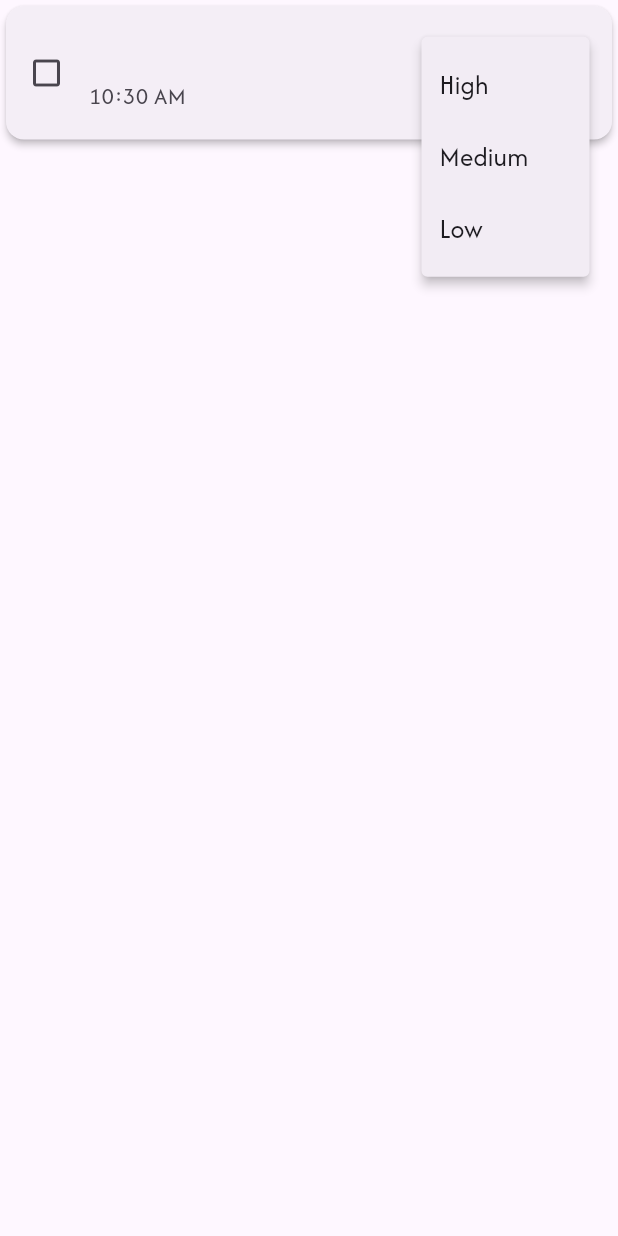
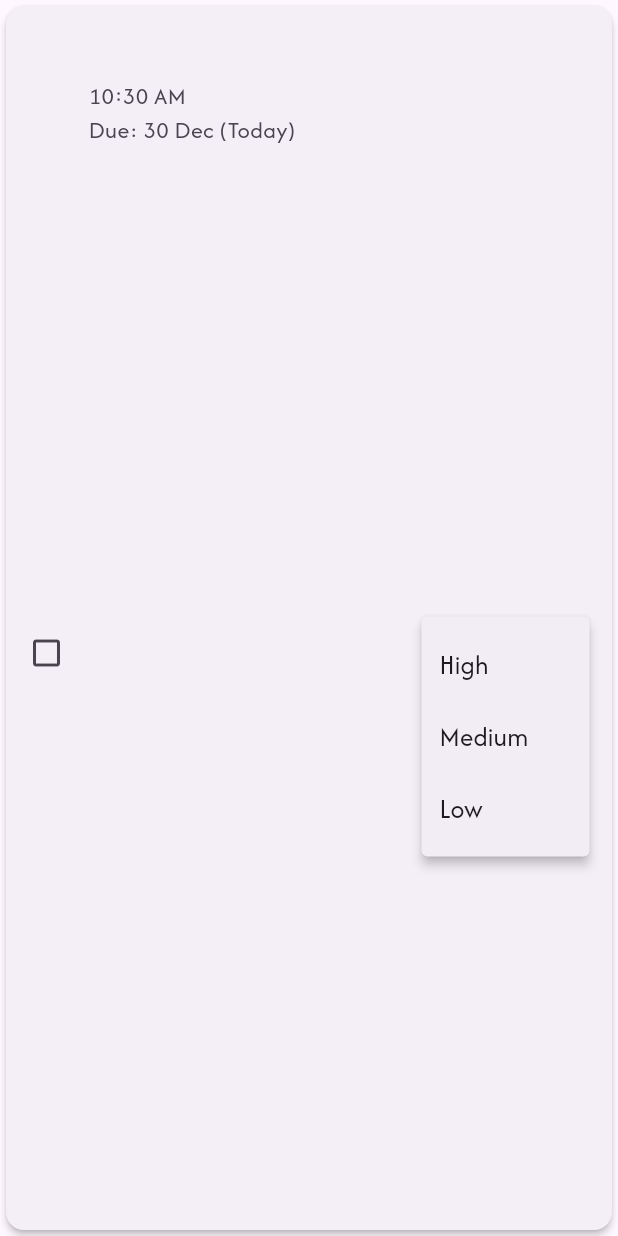
Before and after one commit to hamster336/to_do_app, a Flutter app: the TaskCard widget shown alone on an empty page, opened directly with empty values, after a tap on the "keyboard arrow down" icon, on a phone screen of 412 x 824 dp. Run offline on Flutter 3.47's test engine with Material 3 defaults, Android fonts, the phone set to English and light mode, and no system bars; our stand-ins replace flutter_bloc, hive_ce, hive_ce_flutter; accounts and stored records are empty.

Commit message:
Due Date and days remaining

```diff
--- a/lib/models/task_card.dart
+++ b/lib/models/task_card.dart
@@ -1,6 +1,7 @@
 import 'package:animated_line_through/animated_line_through.dart';
 import 'package:flutter/material.dart';
 import 'package:flutter_bloc/flutter_bloc.dart';
+import 'package:intl/intl.dart';
 import 'package:to_do_app/bloc/task_bloc.dart';
 import 'package:to_do_app/models/task.dart';
 import 'package:to_do_app/models/custom_widgets.dart';
@@ -24,6 +25,7 @@ class TaskCard extends StatelessWidget {
             : null,
         elevation: (state.selectedTaskIds.contains(task.id!)) ? 5 : 2,
         child: ListTile(
+          // isThreeLine: true,
           contentPadding: const EdgeInsets.symmetric(
             horizontal: 15,
             vertical: 10,
@@ -66,7 +68,7 @@ class TaskCard extends StatelessWidget {
             child: Text(
               task.title,
               style: TextStyle(
-                color: (task.isCompleted) ? Colors.grey : null,
+                color: (task.isCompleted) ? Colors.grey.shade500 : null,
                 fontSize: 20,
                 fontWeight: FontWeight.w600,
                 fontFamily: 'Afacad',
@@ -77,13 +79,30 @@ class TaskCard extends StatelessWidget {
             ),
           ),
 
-          subtitle: Text(
-            getTime(context, task.createdAt),
-            style: TextStyle(
-              fontFamily: 'Afacad',
-              fontSize: 16,
-              fontWeight: FontWeight.w500,
-            ),
+          subtitle: Column(
+            crossAxisAlignment: .start,
+            children: [
+              Text(
+                formatTime(context, task.createdAt),
+                style: TextStyle(
+                  fontSize: 16,
+                  fontWeight: FontWeight.w500,
+                  color: (task.isCompleted) ? Colors.grey.shade600 : null,
+                ),
+              ),
+
+              // const SizedBox(width: 10),
+              if (task.dueDate != null)
+                // Text('Due: ${DateFormat('dd MMM').format(task.dueDate!)}'),
+                Text(
+                  formatDueDate(task.dueDate!),
+                  style: TextStyle(
+                    fontSize: 16,
+                    fontWeight: FontWeight.w500,
+                    color: (task.isCompleted) ? Colors.grey.shade600 : null,
+                  ),
+                ),
+            ],
           ),
 
           // set task priority
@@ -138,34 +157,38 @@ class TaskCard extends StatelessWidget {
   }
 
   // formate time according to the current date and the created date of the task
-  String getTime(BuildContext context, DateTime time) {
+  String formatTime(BuildContext context, DateTime time) {
     DateTime now = DateTime.now();
 
     final today = DateTime(now.year, now.month, now.day);
     final taskDate = DateTime(time.year, time.month, time.day);
     final difference = today.difference(taskDate).inDays;
 
-    List<String> months = [
-      'Jan',
-      'Feb',
-      'Mar',
-      'Apr',
-      'May',
-      'Jun',
-      'Jul',
-      'Aug',
-      'Sept',
-      'Oct',
-      'Nov',
-      'Dec',
-    ];
-
     if (difference == 0) {
       return TimeOfDay(hour: time.hour, minute: time.minute).format(context);
     }
     if (difference == 1) return 'Yesterday';
-    if (time.year < now.year) return '${time.day}/${time.month}/${time.year}';
+    if (time.year < now.year) return DateFormat.yMd().format(time);
 
-    return '${time.day} $months[time.month - 1]';
+    return DateFormat('dd MMM').format(time);
+  }
+
+  // format the due date
+  String formatDueDate(DateTime time) {
+    final now = DateTime.now();
+    final today = DateTime(now.year, now.month, now.day);
+    final dueDate = DateTime(time.year, time.month, time.day);
+    final difference = dueDate.difference(today).inDays;
+
+    if (difference < 0) {
+      return 'Due: ${DateFormat('dd MMM').format(time)} (Passed)';
+    }
+
+    if (difference == 0) {
+      return 'Due: ${DateFormat('dd MMM').format(time)} (Today)';
+    } else if (difference == 1) {
+      return 'Due: ${DateFormat('dd MMM').format(time)} (1 day left)';
+    }
+    return 'Due: ${DateFormat('dd MMM').format(time)} ($difference days left)';
   }
 }
```
Also changed, not shown: lib/models/custom_widgets.dart (+16 -1 lines), lib/models/task_editor_sheet.dart (+20 -20 lines), lib/screens/home_screen.dart (+5 -7 lines), pubspec.yaml (+9 -0 lines), assets/icon/icon.png (added), pubspec.lock, 29 other files.
